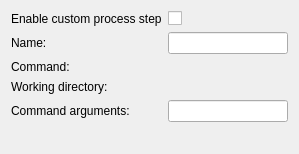
This is src/plugins/projectexplorer/processstep.ui in qt-creator/qt-creator as Qt 5 draws it before an edit. The edited form follows.
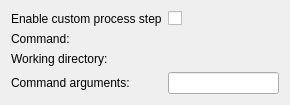
This is the edited form. Custom widgets are drawn as their Qt base class.

What changed in the file:
```diff
--- a/src/plugins/projectexplorer/processstep.ui
+++ b/src/plugins/projectexplorer/processstep.ui
@@ -6,11 +6,14 @@
    <rect>
     <x>0</x>
     <y>0</y>
-    <width>299</width>
-    <height>154</height>
+    <width>290</width>
+    <height>95</height>
    </rect>
   </property>
   <layout class="QFormLayout" name="formLayout">
+   <property name="fieldGrowthPolicy">
+    <enum>QFormLayout::AllNonFixedFieldsGrow</enum>
+   </property>
    <item row="0" column="0">
     <widget class="QLabel" name="label">
      <property name="text">
@@ -26,43 +29,33 @@
     </widget>
    </item>
    <item row="1" column="0">
-    <widget class="QLabel" name="nameLabel">
-     <property name="text">
-      <string>Name:</string>
-     </property>
-    </widget>
-   </item>
-   <item row="1" column="1">
-    <widget class="QLineEdit" name="nameLineEdit"/>
-   </item>
-   <item row="2" column="0">
     <widget class="QLabel" name="commandLabel">
      <property name="text">
       <string>Command:</string>
      </property>
     </widget>
    </item>
-   <item row="2" column="1">
+   <item row="1" column="1">
     <widget class="Utils::PathChooser" name="command" native="true"/>
    </item>
-   <item row="3" column="0">
+   <item row="2" column="0">
     <widget class="QLabel" name="workingDirecoryLabel">
      <property name="text">
       <string>Working directory:</string>
      </property>
     </widget>
    </item>
-   <item row="3" column="1">
+   <item row="2" column="1">
     <widget class="Utils::PathChooser" name="workingDirectory" native="true"/>
    </item>
-   <item row="4" column="0">
+   <item row="3" column="0">
     <widget class="QLabel" name="commandArgumentsLabel">
      <property name="text">
       <string>Command arguments:</string>
      </property>
     </widget>
    </item>
-   <item row="4" column="1">
+   <item row="3" column="1">
     <widget class="QLineEdit" name="commandArgumentsLineEdit"/>
    </item>
   </layout>
```
